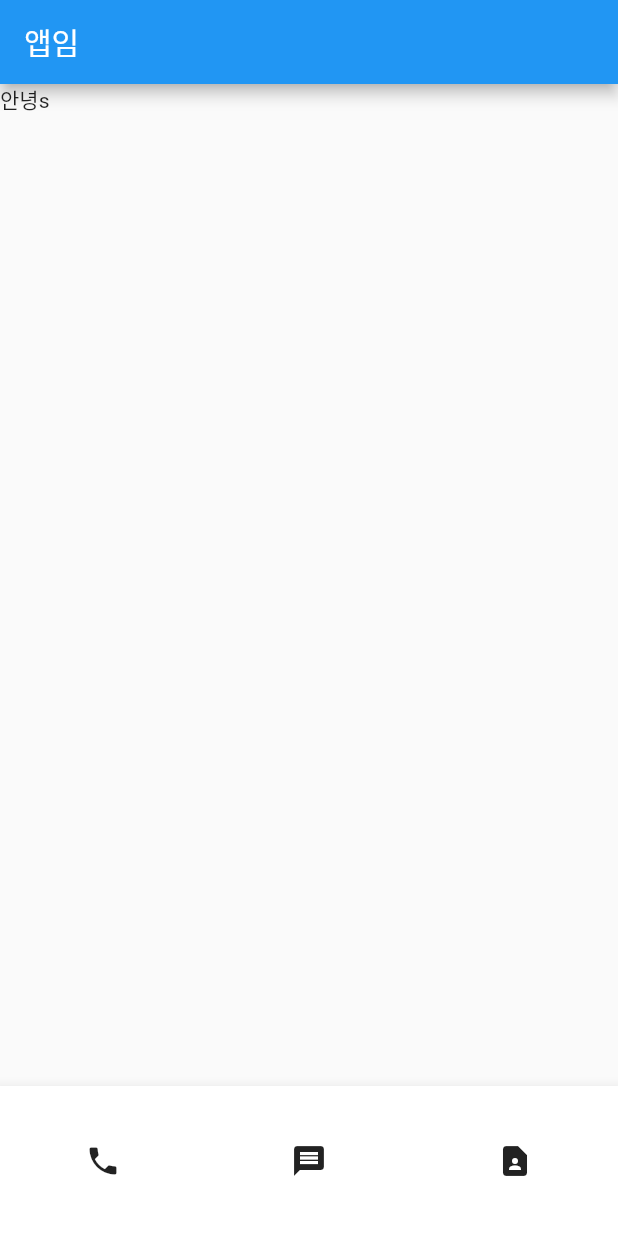
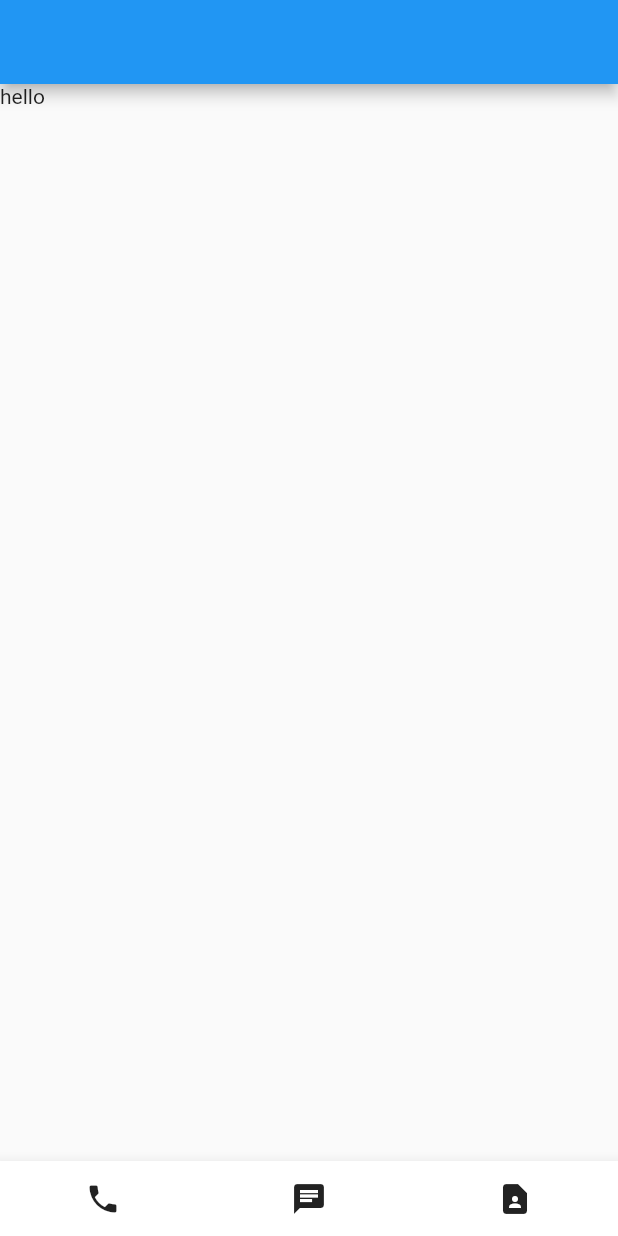
Before and after one commit to zee2013234/PhoneContact, a Flutter app: the screen it shows after launch, on a phone screen of 412 x 824 dp. Run offline on Flutter 3.47's test engine with Material 2 defaults, Android fonts, the phone set to English and light mode, and no system bars.

Commit message:
Homework Progress

```diff
--- a/lib/main.dart
+++ b/lib/main.dart
@@ -11,22 +11,31 @@ class MyApp extends StatelessWidget {
   Widget build(BuildContext context) {
     return MaterialApp(
       home: Scaffold(
-        appBar: AppBar(
-          title: Text("앱임"),
-          centerTitle: false,
+        appBar: AppBar(),
+        body: ListView(children: [
+          Text('hello'),
+        ]),
+        bottomNavigationBar: BottomBar(),
       ),
-        body: Text("안녕s"),
-        bottomNavigationBar: BottomAppBar(
+    );
+  }
+}
+
+class BottomBar extends StatelessWidget {
+  const BottomBar({super.key});
+
+  @override
+  Widget build(BuildContext context) {
+    return BottomAppBar(
       child: SizedBox(
-            height: 100,
+        height: 50,
         child: Row(
           mainAxisAlignment: MainAxisAlignment.spaceAround,
           children: [
             Icon(Icons.phone),
-                  Icon(Icons.message),
+            Icon(Icons.chat),
             Icon(Icons.contact_page),
-                ]),
-          ),
+          ],
         ),
       ),
     );
```
Also changed, not shown: 10 other files. Lines whose indentation alone changed are shown as unchanged.
